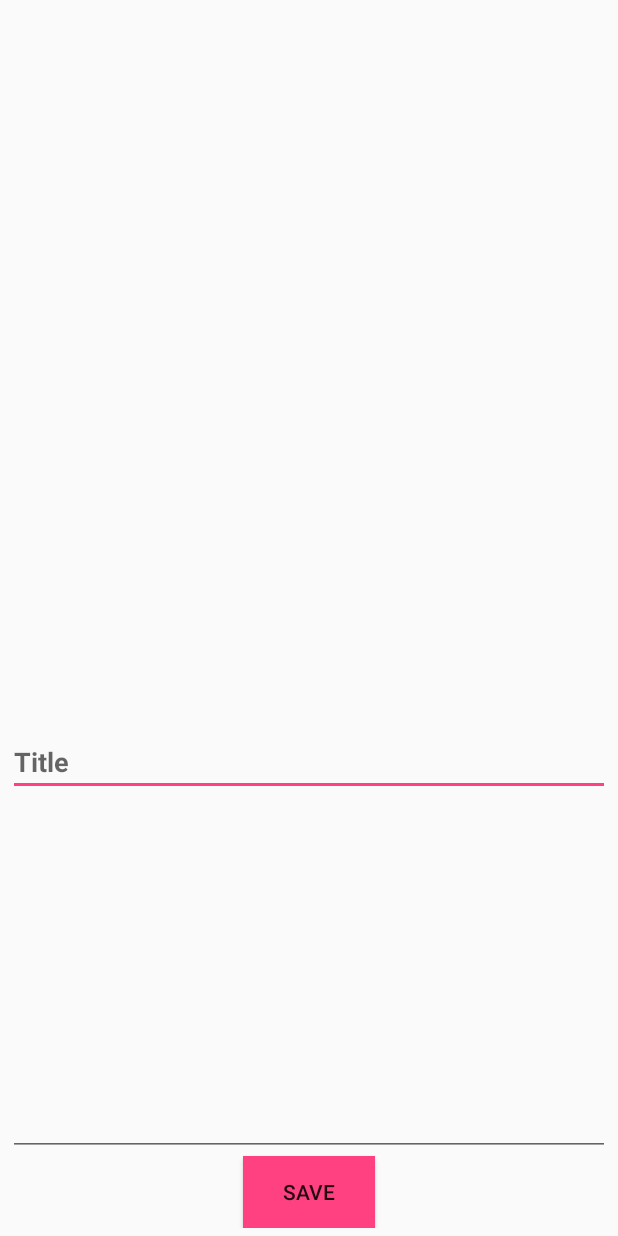
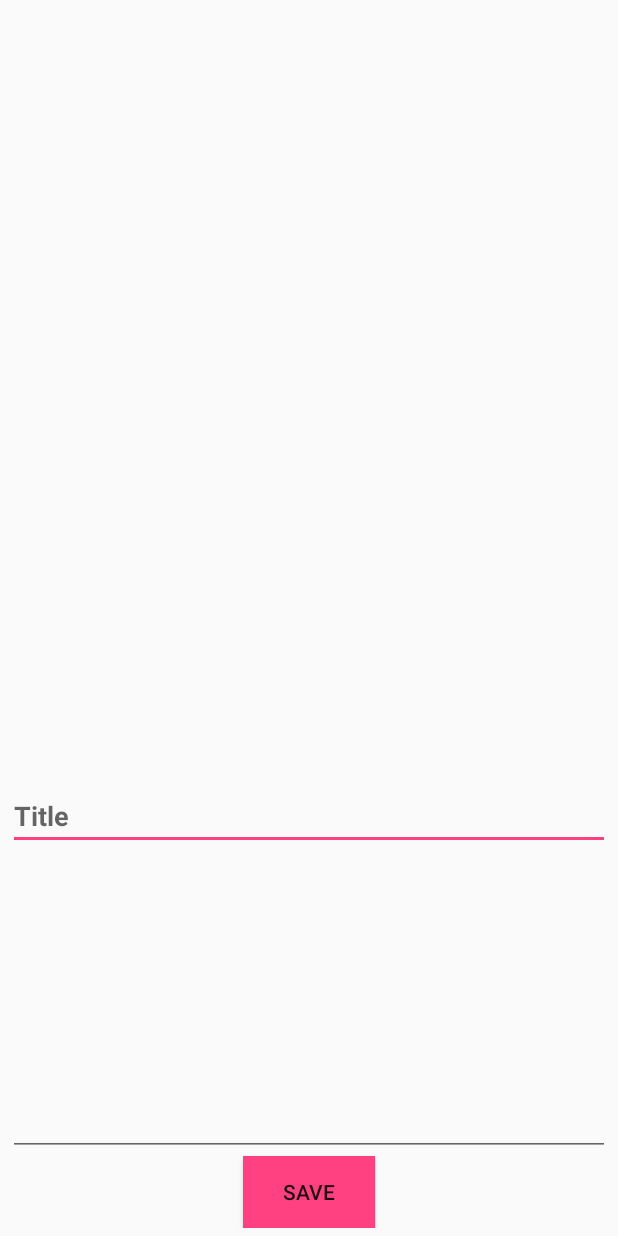
Before and after one commit to uncoded-decimal/ImageOcr, an Android app: the screen it shows after launch (MainActivity), on a phone screen of 412 x 824 dp. Run offline under Robolectric (Android 15) with nearby library versions, the phone set to English and light mode, and no system bars; libraries missing offline, so code that uses them is left out: com.google.android.gms.

```diff
--- a/app/src/main/res/layout/activity_main.xml
+++ b/app/src/main/res/layout/activity_main.xml
@@ -35,7 +35,8 @@
         android:layout_width="match_parent"
         android:layout_height="wrap_content"
         android:linksClickable="true"
-        android:minLines="12"
+        android:minLines="10"
+        android:maxLines="12"
         android:selectAllOnFocus="true"
         android:textAlignment="center"
         android:textIsSelectable="true"
```
